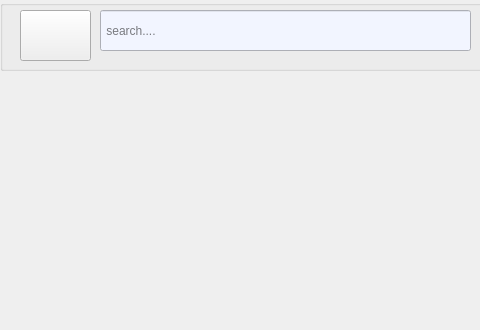
f8477/work, file work-main/work-main/work-main (1)/work-main/work-main/work-main/MainProjectPhase1-master/MainProjectPhase1-main/jobpage.ui: the form before one commit; both pictures show x 0 to 480 and y 0 to 330 of the 1111 by 652 pixel window.
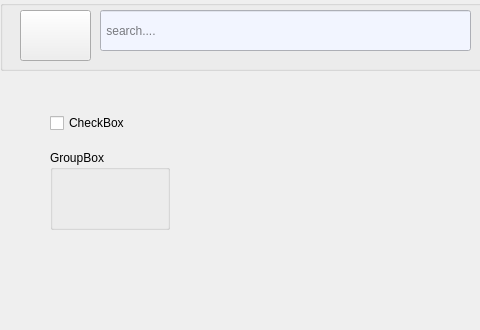
The form after the commit. Icons and pictures are not drawn.

```diff
--- a/work-main/work-main/work-main (1)/work-main/work-main/work-main/MainProjectPhase1-master/MainProjectPhase1-main/jobpage.ui
+++ b/work-main/work-main/work-main (1)/work-main/work-main/work-main/MainProjectPhase1-master/MainProjectPhase1-main/jobpage.ui
@@ -159,6 +159,32 @@
     </property>
    </widget>
   </widget>
+  <widget class="QCheckBox" name="checkBox">
+   <property name="geometry">
+    <rect>
+     <x>50</x>
+     <y>110</y>
+     <width>93</width>
+     <height>26</height>
+    </rect>
+   </property>
+   <property name="text">
+    <string>CheckBox</string>
+   </property>
+  </widget>
+  <widget class="QGroupBox" name="groupBox_2">
+   <property name="geometry">
+    <rect>
+     <x>50</x>
+     <y>150</y>
+     <width>120</width>
+     <height>80</height>
+    </rect>
+   </property>
+   <property name="title">
+    <string>GroupBox</string>
+   </property>
+  </widget>
  </widget>
  <resources/>
  <connections/>
```
